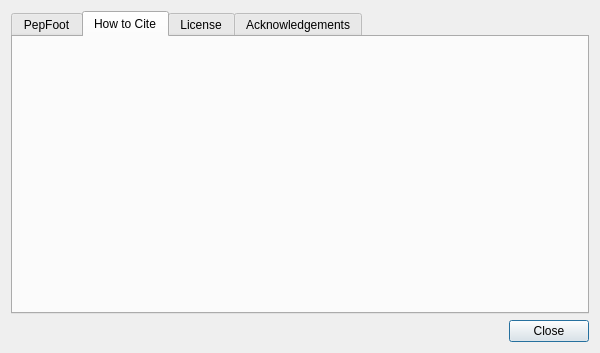
Above: gui/about.ui from jbellamycarter/pepfoot before the change. Below: the same form after it.
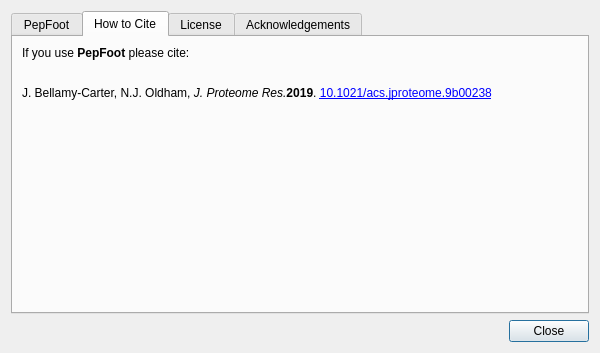
That is the form after the change. The open tabs and pages were chosen to show the change.

Commit message: Update How to Cite

Diff of the .ui file:
```diff
--- a/gui/about.ui
+++ b/gui/about.ui
@@ -71,6 +71,18 @@
       <attribute name="title">
        <string>How to Cite</string>
       </attribute>
+      <layout class="QGridLayout" name="gridLayout_7">
+       <item row="0" column="0">
+        <widget class="QLabel" name="label_3">
+         <property name="text">
+          <string>&lt;html&gt;&lt;head/&gt;&lt;body&gt;&lt;p&gt;If you use &lt;span style=&quot; font-weight:600;&quot;&gt;PepFoot&lt;/span&gt; please cite:&lt;/p&gt;&lt;p&gt;&lt;br/&gt;J. Bellamy-Carter, N.J. Oldham, &lt;span style=&quot; font-style:italic;&quot;&gt;J. Proteome Res.&lt;/span&gt;&lt;span style=&quot; font-weight:600;&quot;&gt;2019&lt;/span&gt;. &lt;a href=&quot;https://dx.doi.org/10.1021/acs.jproteome.9b00238&quot;&gt;&lt;span style=&quot; text-decoration: underline; color:#0000ff;&quot;&gt;10.1021/acs.jproteome.9b00238&lt;/span&gt;&lt;/a&gt;&lt;/p&gt;&lt;/body&gt;&lt;/html&gt;</string>
+         </property>
+         <property name="alignment">
+          <set>Qt::AlignLeading|Qt::AlignLeft|Qt::AlignTop</set>
+         </property>
+        </widget>
+       </item>
+      </layout>
      </widget>
      <widget class="QWidget" name="tab_3">
       <attribute name="title">
```
The commit also changes 1 other file.
